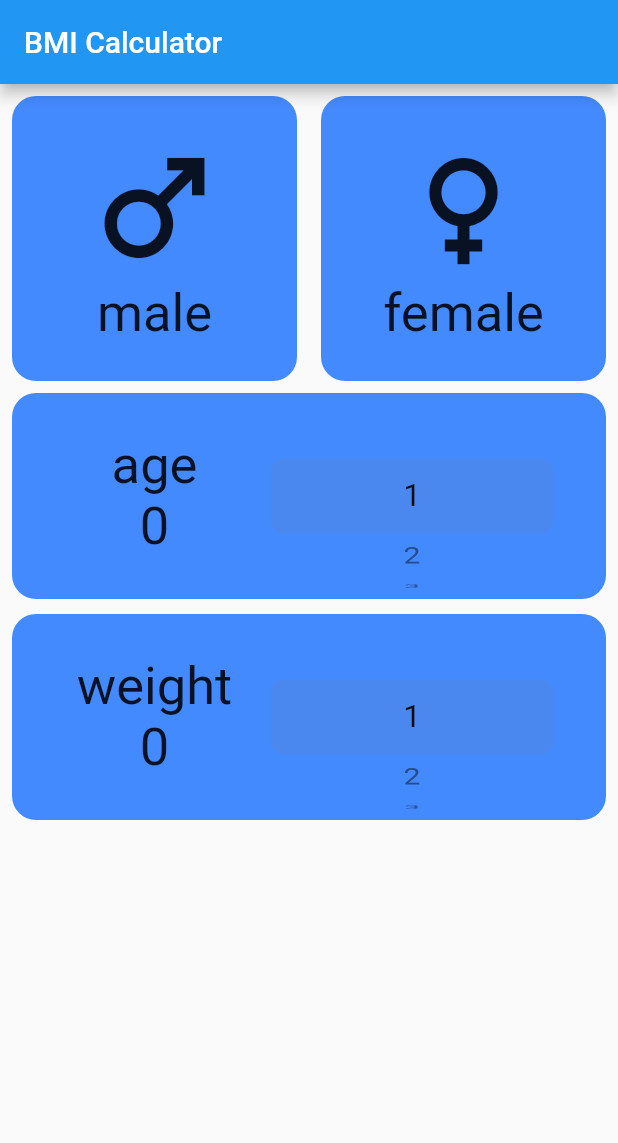
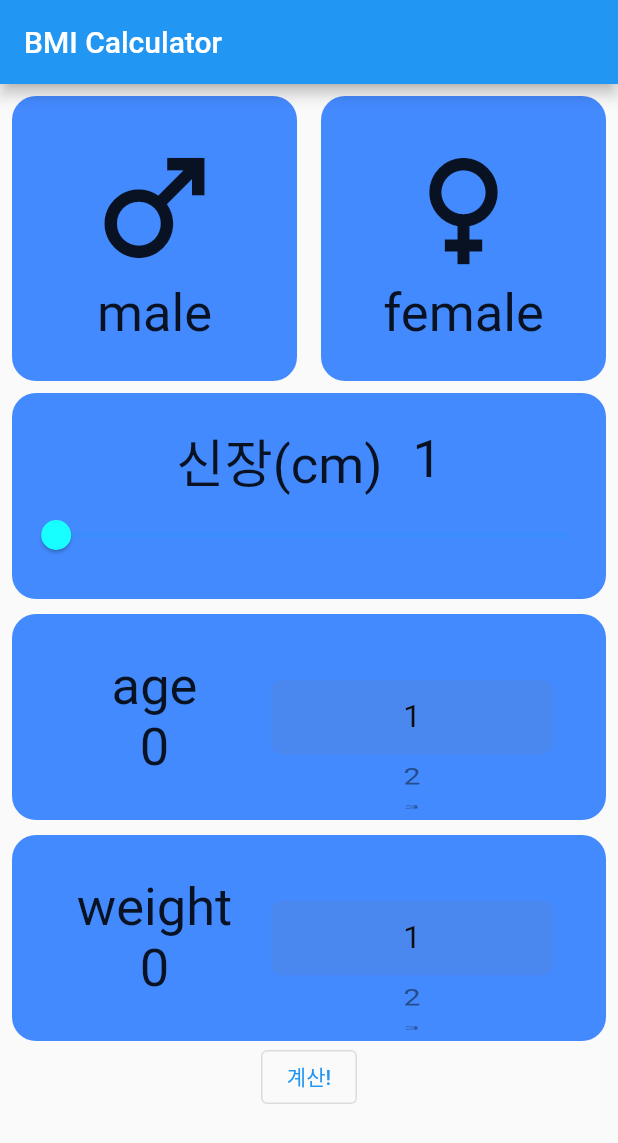
Before and after one commit to NeatKYU/calkulator, a Flutter app: the screen it shows after launch, on a phone screen of 412 x 824 dp. Shown: the top 1143 px of the screen. Run offline on Flutter 3.47's test engine with Material 2 defaults, Android fonts, the phone set to English and light mode, and no system bars; our stand-ins replace shared_preferences.

Commit message:
✨ 이벤트 생성

```diff
--- a/lib/screens/calculation_screen.dart
+++ b/lib/screens/calculation_screen.dart
@@ -1,6 +1,9 @@
+import 'package:calkulator/screens/result_screen.dart';
+import 'package:calkulator/widgets/gauge_box.dart';
 import 'package:calkulator/widgets/gender_box.dart';
 import 'package:calkulator/widgets/number_box.dart';
 import 'package:flutter/material.dart';
+import 'package:shared_preferences/shared_preferences.dart';
 
 class CalculationScreen extends StatelessWidget {
   const CalculationScreen({super.key});
@@ -16,28 +19,51 @@ class CalculationScreen extends StatelessWidget {
           Row(
             children: [
               GenderBox(
-                icon: Icon(Icons.male_outlined, size: 100),
-                label: Text('male'),
-              ),
+                  icon: Icon(Icons.male_outlined, size: 100),
+                  label: Text('male'),
+                  setGender: () {
+                    setGender('male');
+                  }),
               GenderBox(
                 icon: Icon(Icons.female_outlined, size: 100),
                 label: Text('female'),
+                setGender: () {
+                  setGender('female');
+                },
               ),
             ],
           ),
-          NumberBox(
-            label: Text('age'),
-            limitNumber: 100,
-          ),
+          GaugeBox(label: Text('신장(cm)'), limitNumber: 100),
           SizedBox(
             height: 10,
           ),
-          NumberBox(
-            label: Text('weight'),
-            limitNumber: 200,
+          NumberBox(label: Text('age'), limitNumber: 100),
+          SizedBox(
+            height: 10,
+          ),
+          NumberBox(label: Text('weight'), limitNumber: 200),
+          OutlinedButton(
+            onPressed: () {
+              Navigator.push(context, MaterialPageRoute(builder: (context) {
+                return ResultScreen();
+              }));
+            },
+            child: Text('계산!'),
           ),
         ],
       ),
     );
   }
+
+  void setGender(String gender) async {
+    SharedPreferences.setMockInitialValues({});
+    final SharedPreferences prefs = await SharedPreferences.getInstance();
+    await prefs.setString('gender', gender);
+  }
+
+  double calculate() {
+    // TODO 계산식 ㄲ
+
+    return 0;
+  }
 }
--- a/lib/widgets/gender_box.dart
+++ b/lib/widgets/gender_box.dart
@@ -1,9 +1,17 @@
 import 'package:flutter/material.dart';
+import 'package:shared_preferences/shared_preferences.dart';
 
 class GenderBox extends StatelessWidget {
   final Icon icon;
   final Text label;
-  const GenderBox({super.key, required this.icon, required this.label});
+  final VoidCallback setGender;
+
+  const GenderBox({
+    super.key,
+    required this.icon,
+    required this.label,
+    required this.setGender,
+  });
 
   @override
   Widget build(BuildContext context) {
@@ -12,6 +20,7 @@ class GenderBox extends StatelessWidget {
       onTap: () {
         // TODO gender change
         print('선택!');
+        setGender();
       },
       child: Padding(
         padding: const EdgeInsets.all(8),
```
Also changed, not shown: lib/screens/result_screen.dart (+9 -3 lines).
